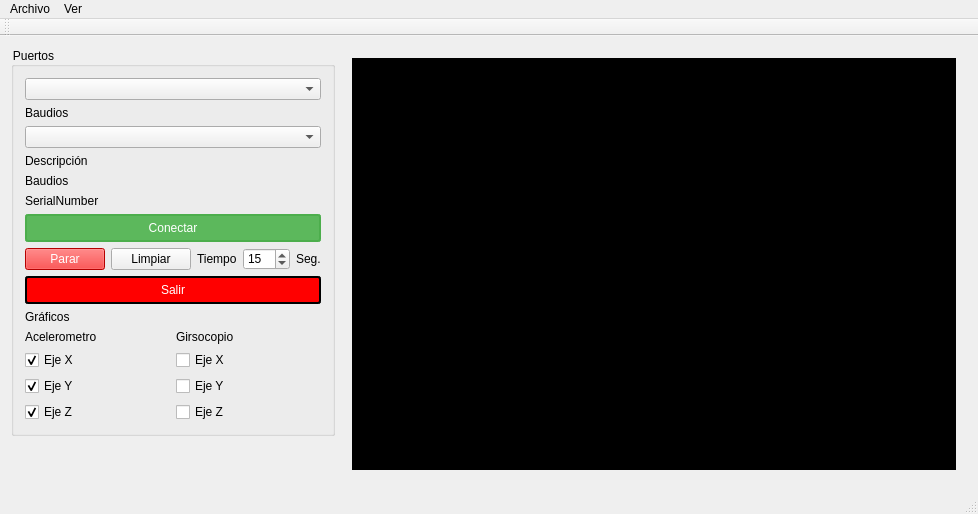
Before: the Qt Designer form mainwindow.ui in Yagord/Interfaz-QT-MPU-6050, drawn with Qt 5.
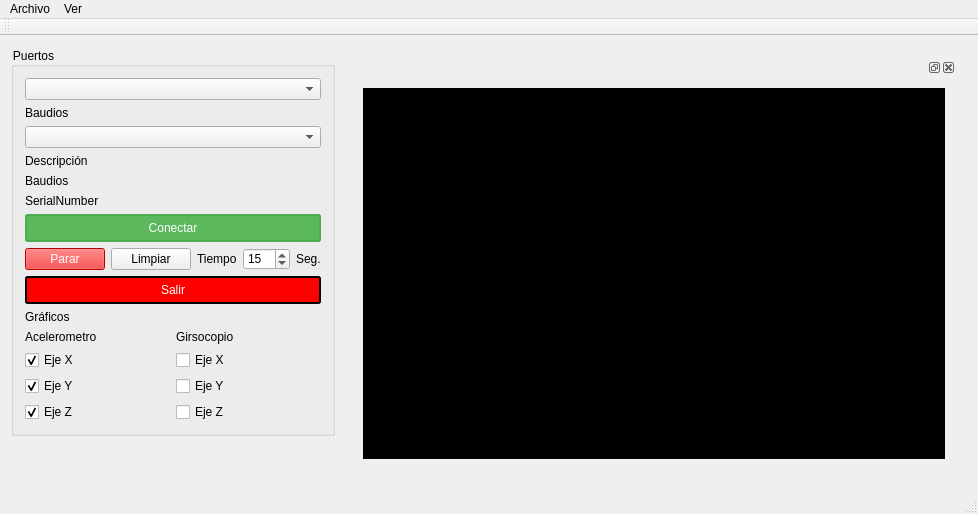
After: the same form once the commit is applied.

Commit message: Añadido QdockWidget con designer :P

```diff
--- a/mainwindow.ui
+++ b/mainwindow.ui
@@ -272,6 +272,10 @@
      <widget class="QWidget" name="contenedor1" native="true">
       <layout class="QGridLayout" name="gridLayout">
        <item row="0" column="0">
+        <widget class="QDockWidget" name="dockWidget">
+         <widget class="QWidget" name="dockWidgetContents_2">
+          <layout class="QGridLayout" name="gridLayout_2">
+           <item row="0" column="0">
         <widget class="QPlainTextEdit" name="plainTextEdit">
          <property name="styleSheet">
           <string notr="true">font-size: 13px;    
@@ -281,6 +285,10 @@
          <property name="backgroundVisible">
           <bool>false</bool>
          </property>
+            </widget>
+           </item>
+          </layout>
+         </widget>
         </widget>
        </item>
       </layout>
```
Lines whose indentation alone changed are shown as unchanged.
